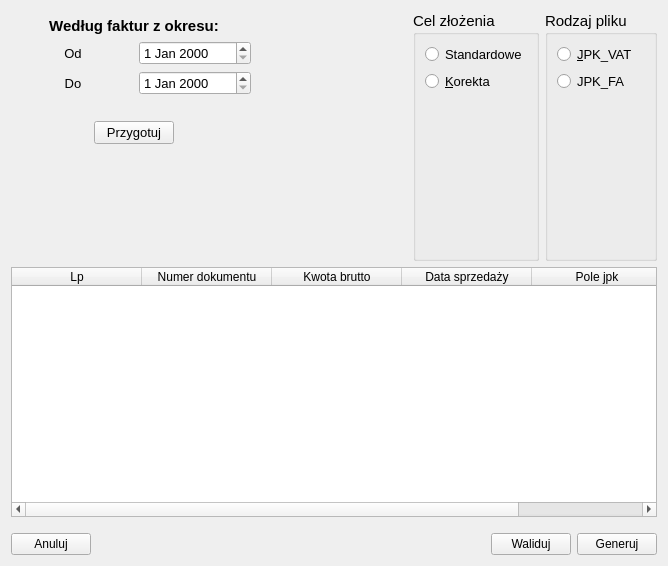
juliagoda/qfaktury, file ui/saftfile.ui: the form before one commit.
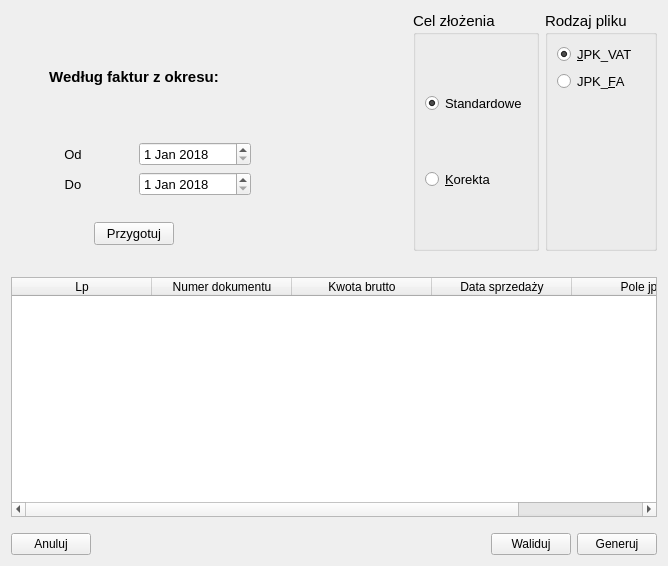
The form after the commit.

Commit message: Added searching functionality for invoices in date range for jpk (saf-t) file

The edit to the form file:
```diff
--- a/ui/saftfile.ui
+++ b/ui/saftfile.ui
@@ -82,6 +82,16 @@
                <pointsize>10</pointsize>
               </font>
              </property>
+             <property name="dateTime">
+              <datetime>
+               <hour>0</hour>
+               <minute>0</minute>
+               <second>0</second>
+               <year>2018</year>
+               <month>1</month>
+               <day>1</day>
+              </datetime>
+             </property>
             </widget>
            </item>
           </layout>
@@ -113,6 +123,16 @@
                <pointsize>10</pointsize>
               </font>
              </property>
+             <property name="dateTime">
+              <datetime>
+               <hour>0</hour>
+               <minute>0</minute>
+               <second>0</second>
+               <year>2018</year>
+               <month>1</month>
+               <day>1</day>
+              </datetime>
+             </property>
             </widget>
            </item>
           </layout>
@@ -178,19 +198,6 @@
            </item>
           </layout>
          </item>
-         <item>
-          <spacer name="verticalSpacer_4">
-           <property name="orientation">
-            <enum>Qt::Vertical</enum>
-           </property>
-           <property name="sizeHint" stdset="0">
-            <size>
-             <width>20</width>
-             <height>40</height>
-            </size>
-           </property>
-          </spacer>
-         </item>
         </layout>
        </item>
        <item>
@@ -235,6 +242,9 @@
               <property name="text">
                <string>Standardowe</string>
               </property>
+              <property name="checked">
+               <bool>true</bool>
+              </property>
              </widget>
             </item>
             <item>
@@ -255,19 +265,6 @@
               </property>
              </widget>
             </item>
-            <item>
-             <spacer name="verticalSpacer_3">
-              <property name="orientation">
-               <enum>Qt::Vertical</enum>
-              </property>
-              <property name="sizeHint" stdset="0">
-               <size>
-                <width>20</width>
-                <height>40</height>
-               </size>
-              </property>
-             </spacer>
-            </item>
            </layout>
           </widget>
          </item>
@@ -301,6 +298,9 @@
               <property name="text">
                <string>&amp;JPK_VAT</string>
               </property>
+              <property name="checked">
+               <bool>true</bool>
+              </property>
              </widget>
             </item>
             <item>
@@ -320,7 +320,7 @@
                <string>Jednolity plik kontrolny dla faktur VAT</string>
               </property>
               <property name="text">
-               <string>JPK_FA</string>
+               <string>JPK_&amp;FA</string>
               </property>
              </widget>
             </item>
@@ -344,10 +344,26 @@
        </item>
       </layout>
      </item>
+     <item>
+      <spacer name="verticalSpacer_6">
+       <property name="orientation">
+        <enum>Qt::Vertical</enum>
+       </property>
+       <property name="sizeType">
+        <enum>QSizePolicy::Fixed</enum>
+       </property>
+       <property name="sizeHint" stdset="0">
+        <size>
+         <width>20</width>
+         <height>20</height>
+        </size>
+       </property>
+      </spacer>
+     </item>
      <item>
       <widget class="QTableWidget" name="saftInvoicesTable">
        <attribute name="horizontalHeaderDefaultSectionSize">
-        <number>130</number>
+        <number>140</number>
        </attribute>
        <column>
         <property name="text">
```
The commit also changes 10 other files.
